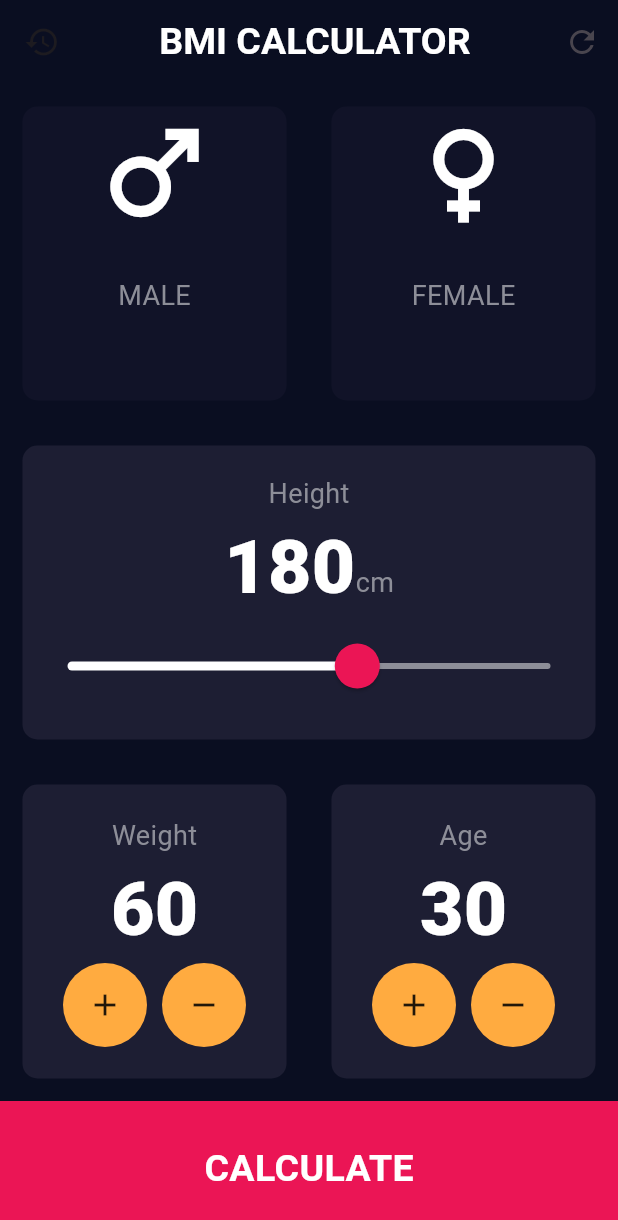
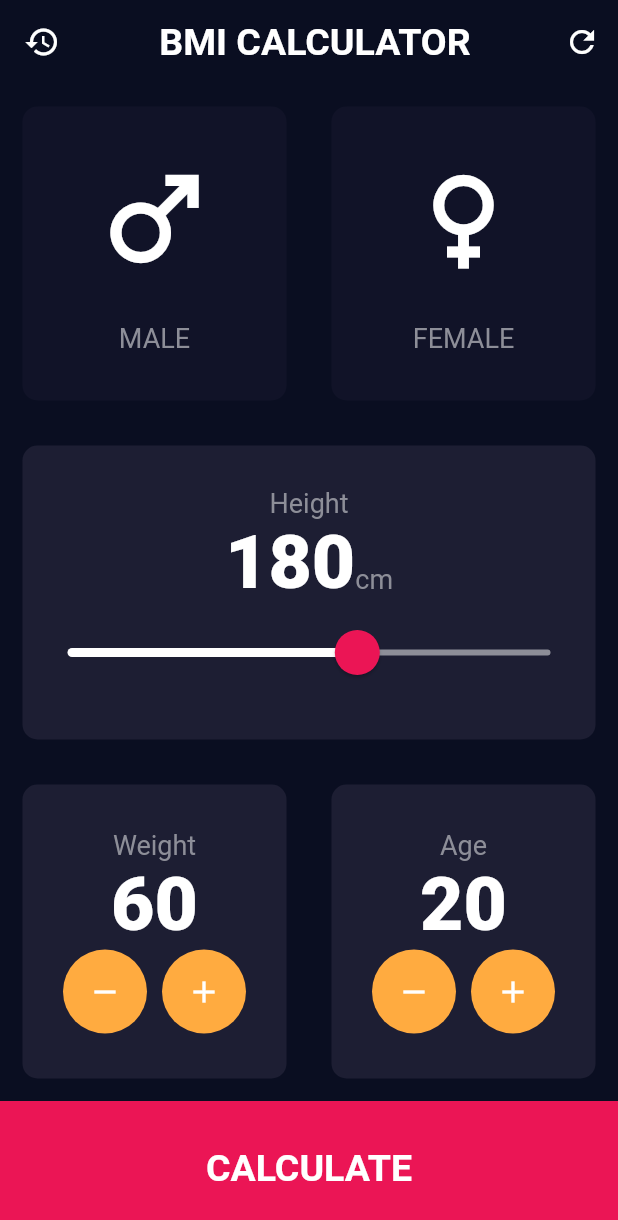
Before and after one commit to TNQT14/BMI_calculator, a Flutter app: the screen it shows after launch, on a phone screen of 412 x 824 dp. Shown: the top 1220 px of the screen. Run offline on Flutter 3.47's test engine with Material 2 defaults, Android fonts, the phone set to English and light mode, and no system bars.

Commit message:
Action for button

```diff
--- a/lib/component/icon_content.dart
+++ b/lib/component/icon_content.dart
@@ -10,6 +10,7 @@ class IconContent extends StatelessWidget {
   @override
   Widget build(BuildContext context) {
     return Column(
+      mainAxisAlignment: MainAxisAlignment.center,
       children: <Widget>[
         Icon(
           icon,
--- a/lib/component/reusable_card.dart
+++ b/lib/component/reusable_card.dart
@@ -13,7 +13,6 @@ class ReusableCard extends StatelessWidget {
   Widget build(BuildContext context) {
     return GestureDetector(
       onTap: onPress,
-      child: Container(
         child: Container(
         margin: const EdgeInsets.all(15.0),
         decoration: BoxDecoration(
@@ -22,7 +21,6 @@ class ReusableCard extends StatelessWidget {
         ),
         child: cardChild,
       ),
-      ),
     );
   }
 }
--- a/lib/main.dart
+++ b/lib/main.dart
@@ -1,8 +1,7 @@
-import 'package:bmi_calculator/screens/input_screen.dart';
 import 'package:bmi_calculator/screens/splash_screen.dart';
-// import 'package:bmi_calculator/screens/splash_screen.dart';
-// import 'package:bmi_calculator/screens/splash_screen.dart';
 import 'package:flutter/material.dart';
+
+import 'constants/app_color.dart';
 
 void main() {
   runApp(const MyApp());
@@ -16,9 +15,12 @@ class MyApp extends StatelessWidget {
   Widget build(BuildContext context) {
     return MaterialApp(
       title: 'Flutter Demo',
-      theme: ThemeData(
-        colorScheme: ColorScheme.fromSeed(seedColor: Colors.deepPurple),
-        useMaterial3: true,
+      theme: ThemeData.dark().copyWith(
+        primaryColor: AppColors.appPrimaryColor,
+        appBarTheme: const AppBarTheme(
+          backgroundColor: AppColors.appPrimaryColor,
+        ),
+        scaffoldBackgroundColor: AppColors.appPrimaryColor,
       ),
       home: const SplashScreen(),
     );
--- a/lib/screens/input_screen.dart
+++ b/lib/screens/input_screen.dart
@@ -3,6 +3,8 @@ import 'package:bmi_calculator/component/icon_content.dart';
 import 'package:bmi_calculator/component/reusable_card.dart';
 import 'package:bmi_calculator/component/round_icon_button.dart';
 import 'package:bmi_calculator/constants/app_styles.dart';
+import 'package:bmi_calculator/services/calculator.dart';
+import 'package:bmi_calculator/utils/widget_utils.dart';
 import 'package:flutter/material.dart';
 
 import '../constants/app_color.dart';
@@ -52,6 +54,10 @@ class _InputScreenState extends State<InputScreen> with SingleTickerProviderStat
         leading: IconButton(
           icon: const Icon(Icons.history),
           onPressed: () {
+          },
+        ),
+        actions: [
+          IconButton(onPressed: (){
             setState(() {
               selectedGender = Gender.other;
               height = 180;
@@ -59,9 +65,6 @@ class _InputScreenState extends State<InputScreen> with SingleTickerProviderStat
               age = 20;
             });
           },
-        ),
-        actions: [
-          IconButton(onPressed: (){},
            icon: const Icon(Icons.refresh))
         ],
       ),
@@ -72,6 +75,14 @@ class _InputScreenState extends State<InputScreen> with SingleTickerProviderStat
             child: Row(
               children: <Widget>[
                 Expanded(
+                  child: AnimatedBuilder(
+                    animation: controller,
+                    builder: (BuildContext context, Widget? child){
+                      return Transform.translate(
+                        offset: Offset(controller.value *200, 0),
+                        child: child,
+                        );
+                    },
                     child: ReusableCard(
                       onPress: (){
                         setState(() {
@@ -81,8 +92,7 @@ class _InputScreenState extends State<InputScreen> with SingleTickerProviderStat
                       color: selectedGender == Gender.male
                           ? kActiveCardColour
                           : kInactiveCardColour,
-                    cardChild: Center(
-                      child: IconContent(
+                      cardChild: IconContent(
                           color: selectedGender == Gender.male
                             ? Colors.blueAccent
                             : Colors.white,
@@ -93,6 +103,14 @@ class _InputScreenState extends State<InputScreen> with SingleTickerProviderStat
                   ),
                 ),
                 Expanded(
+                  child: AnimatedBuilder(
+                    animation: controller,
+                    builder: (BuildContext context, Widget? child) {
+                      return Transform.translate(
+                        offset: Offset(controller.value*-200, 0),
+                        child: child,
+                        );
+                    },
                     child: ReusableCard(
                       onPress: (){
                         setState(() {
@@ -108,6 +126,7 @@ class _InputScreenState extends State<InputScreen> with SingleTickerProviderStat
                             : Colors.white,
                         icon: Icons.female,
                         label: 'FEMALE',
+                      ),
                     ),
                   ),
                 ),
@@ -181,18 +200,26 @@ class _InputScreenState extends State<InputScreen> with SingleTickerProviderStat
                             'Weight',
                             style: kLabelTextStyle,
                           ),
-                          const Text(
-                            '60',
+                          Text(
+                            weight.toString(),
                             style: kNumberTextStyle,
                           ),
                           Row(
                             mainAxisAlignment: MainAxisAlignment.center,
                             children: <Widget>[
+                              RoundIconButton(icon: Icons.remove,
+                              onPressed: (){
+                                setState(() {
+                                  weight--;
+                                });
+                              }),
+                              const SizedBox(width: 10),
                               RoundIconButton(icon: Icons.add,
-                              onPressed: (){}),
-                              const SizedBox(width: 10),
-                              RoundIconButton(icon: Icons.remove,
-                              onPressed: (){})
+                              onPressed: (){
+                                setState(() {
+                                  weight++;
+                                });
+                              })
                             ],
                           ),
                       ],
@@ -208,18 +235,26 @@ class _InputScreenState extends State<InputScreen> with SingleTickerProviderStat
                             'Age',
                             style: kLabelTextStyle,
                           ),
-                          const Text(
-                            '30',
+                          Text(
+                            age.toString(),
                             style: kNumberTextStyle,
                           ),
                           Row(
                             mainAxisAlignment: MainAxisAlignment.center,
                             children: <Widget>[
+                              RoundIconButton(icon: Icons.remove,
+                              onPressed: (){
+                                setState(() {
+                                  age--;
+                                });
+                              }),
+                              const SizedBox(width: 10),
                               RoundIconButton(icon: Icons.add,
-                              onPressed: (){}),
-                              const SizedBox(width: 10),
-                              RoundIconButton(icon: Icons.remove,
-                              onPressed: (){})
+                              onPressed: (){
+                                setState(() {
+                                  age++;
+                                });
+                              })
                             ],
                           ),
                       ],
@@ -230,7 +265,17 @@ class _InputScreenState extends State<InputScreen> with SingleTickerProviderStat
             ),
           ),
           BottomButton(
-                onTap: (){},
+                onTap: () async {
+                  if(selectedGender == Gender.other)
+                    showSnackBar(context, "Please choose your Gender");
+                    else
+                    {
+                      Calculator calc = Calculator(
+                        height: height,
+                        weight: weight,
+                      );
+                    }
+                },
                 buttonTitle: 'CALCULATE'),
         ],
       ),
```
Lines whose indentation alone changed are shown as unchanged.
